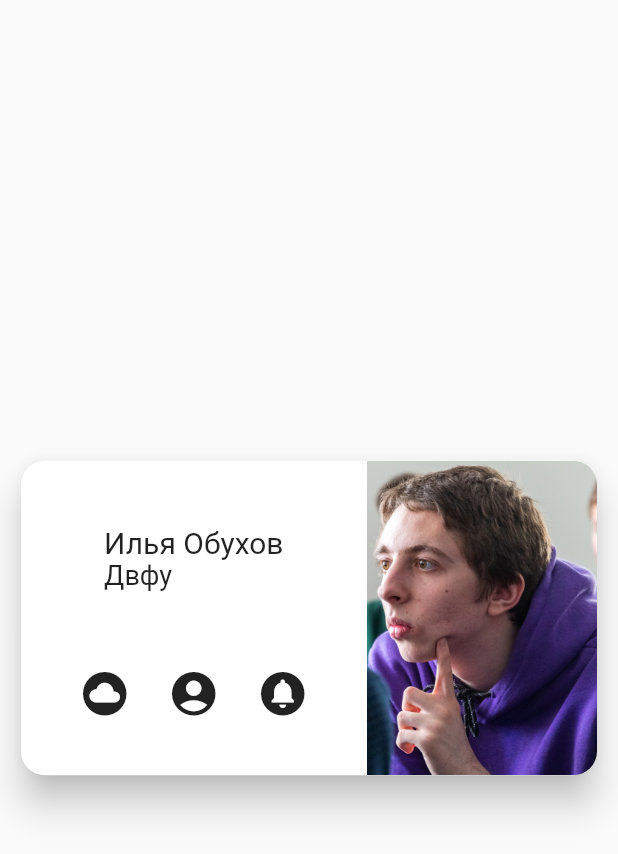
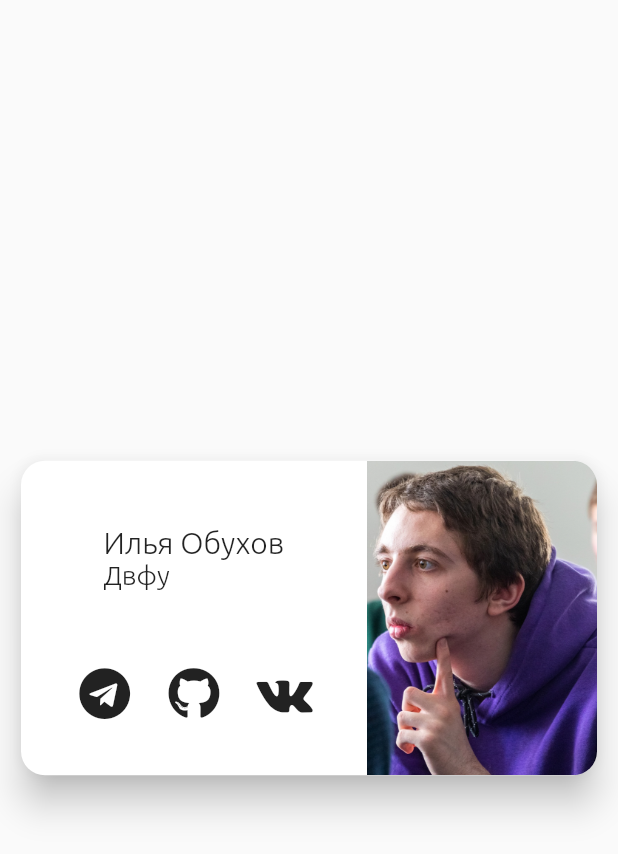
Before and after one commit to Faner201/business_card, a Flutter app: the screen it shows after launch, on a phone screen of 412 x 824 dp. Shown: the top 854 px of the screen. Run offline on Flutter 3.47's test engine with Material 2 defaults, Android fonts, the phone set to English and light mode, and no system bars.

Commit message:
Looks and Transitions

```diff
--- /dev/null
+++ b/flutter/business_card/lib/cv_icons.dart
@@ -0,0 +1,15 @@
+import 'package:flutter/widgets.dart';
+
+class CVIcons {
+  CVIcons._();
+
+  static const _kFontFam = 'CVIcons';
+  static const String? _kFontPkg = null;
+
+  static const IconData github =
+      IconData(0xf09b, fontFamily: _kFontFam, fontPackage: _kFontPkg);
+  static const IconData vkontakte =
+      IconData(0xf189, fontFamily: _kFontFam, fontPackage: _kFontPkg);
+  static const IconData telegram =
+      IconData(0xf2c6, fontFamily: _kFontFam, fontPackage: _kFontPkg);
+}
--- a/flutter/business_card/lib/main.dart
+++ b/flutter/business_card/lib/main.dart
@@ -1,6 +1,17 @@
 import 'package:flutter/material.dart';
+import 'package:url_launcher/url_launcher.dart';
+
+import 'cv_icons.dart';
 
 const _avatar = 'assets/ava.png';
+
+class Links {
+  static const github = 'https://github.com/Faner201';
+  static const telegram = 'https://t.me/Faner201';
+  static const vk = 'https://vk.com/finik69';
+
+  const Links._();
+}
 
 void main() => runApp(const App());
 
@@ -49,11 +60,15 @@ class HomePage extends StatelessWidget {
                                   'Илья Обухов',
                                   style: TextStyle(
                                     fontSize: 20,
+                                    fontFamily: 'Ubuntu',
                                   ),
                                 ),
                                 Text(
                                   'Двфу',
-                                  style: TextStyle(fontSize: 18),
+                                  style: TextStyle(
+                                    fontSize: 18,
+                                    fontFamily: 'Ubuntu',
+                                  ),
                                 ),
                               ],
                             ),
@@ -66,9 +81,11 @@ class HomePage extends StatelessWidget {
                                 flex: 5,
                                 child: IconButton(
                                   iconSize: 35,
-                                  onPressed: () {},
+                                  onPressed: () => launchUrl(
+                                    Uri.parse(Links.telegram),
+                                  ),
                                   icon: const Icon(
-                                    Icons.cloud_circle,
+                                    CVIcons.telegram,
                                   ),
                                 ),
                               ),
@@ -76,16 +93,20 @@ class HomePage extends StatelessWidget {
                                 flex: 5,
                                 child: IconButton(
                                   iconSize: 35,
-                                  onPressed: () {},
-                                  icon: const Icon(Icons.account_circle),
+                                  onPressed: () => launchUrl(
+                                    Uri.parse(Links.github),
+                                  ),
+                                  icon: const Icon(CVIcons.github),
                                 ),
                               ),
                               Flexible(
                                 flex: 5,
                                 child: IconButton(
                                   iconSize: 35,
-                                  onPressed: () {},
-                                  icon: const Icon(Icons.circle_notifications),
+                                  onPressed: () => launchUrl(
+                                    Uri.parse(Links.vk),
+                                  ),
+                                  icon: const Icon(CVIcons.vkontakte),
                                 ),
                               ),
                               const Spacer(
```
Also changed, not shown: flutter/business_card/icons/config.json (added, +28 -0 lines), flutter/business_card/pubspec.yaml (+9 -67 lines), flutter/business_card/fonts/Ubuntu-Light.ttf (added), flutter/business_card/icons/CVIcons.ttf (added), 2 other files.
